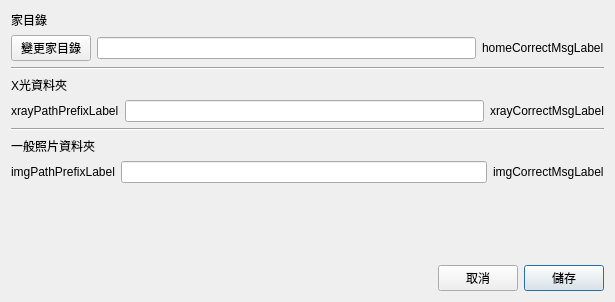
j71200/DentistHelper, file settingdialog.ui: the form before one commit.
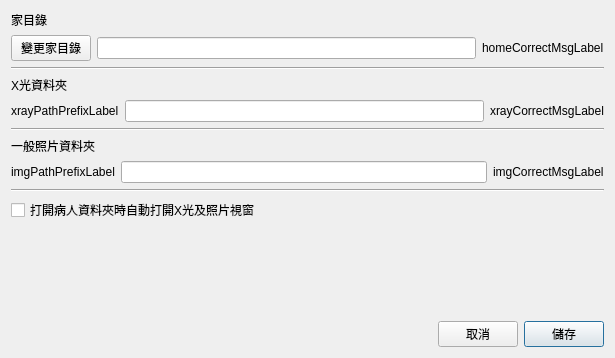
The form after the commit.

Commit message: Finished enhancing tool bar - 8v

```diff
--- a/settingdialog.ui
+++ b/settingdialog.ui
@@ -7,7 +7,7 @@
     <x>0</x>
     <y>0</y>
     <width>615</width>
-    <height>302</height>
+    <height>358</height>
    </rect>
   </property>
   <property name="windowTitle">
@@ -112,6 +112,20 @@
      </item>
     </layout>
    </item>
+   <item>
+    <widget class="Line" name="line_3">
+     <property name="orientation">
+      <enum>Qt::Horizontal</enum>
+     </property>
+    </widget>
+   </item>
+   <item>
+    <widget class="QCheckBox" name="autoOpenCheckBox">
+     <property name="text">
+      <string>打開病人資料夾時自動打開X光及照片視窗</string>
+     </property>
+    </widget>
+   </item>
    <item>
     <spacer name="verticalSpacer">
      <property name="orientation">
```
The commit also changes 2 other files.
